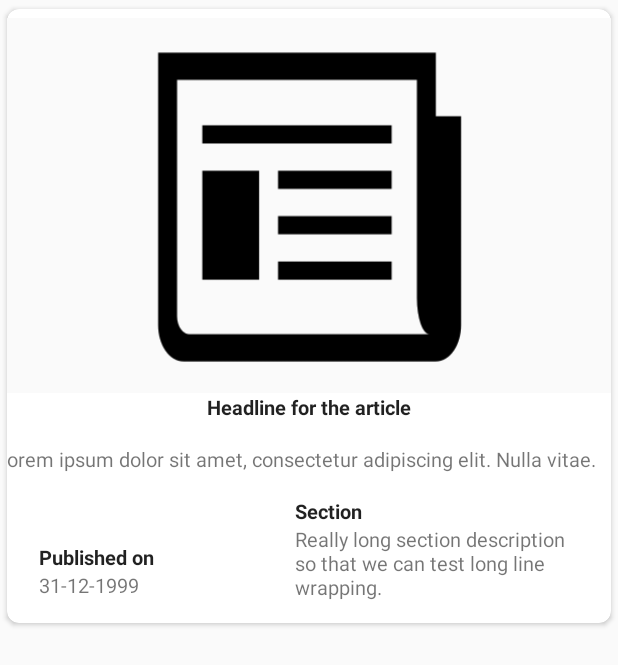
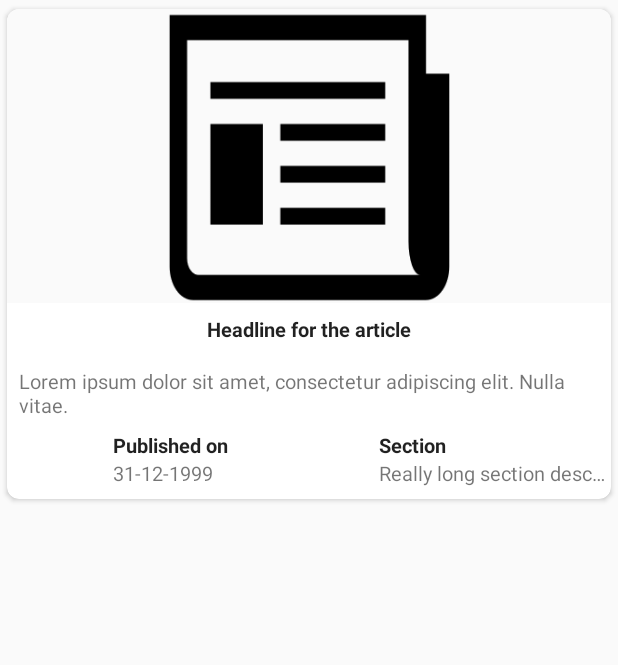
Before and after one commit to mezpahlan/jamesedwardtaylorstheguardian, an Android app: the layout list_item_rss_feed.xml on its own in the app's theme, with its tools: preview values and no code run, on a phone screen of 412 x 824 dp. Shown: the top 665 px of the screen. Run offline under Robolectric (Android 15) with nearby library versions, the phone set to English and light mode, and no system bars.

Commit message:
Tweak feed layout

```diff
--- a/app/src/main/res/layout/list_item_rss_feed.xml
+++ b/app/src/main/res/layout/list_item_rss_feed.xml
@@ -5,7 +5,6 @@
     android:id="@+id/cardView"
     android:layout_width="match_parent"
     android:layout_height="wrap_content"
-    android:layout_marginBottom="16dp"
     card_view:cardCornerRadius="8dp"
     card_view:cardUseCompatPadding="true">
 
@@ -14,14 +13,40 @@
         android:layout_width="match_parent"
         android:layout_height="wrap_content">
 
+        <android.support.constraint.Guideline
+            android:id="@+id/horizontalImageHeightGuideline"
+            android:layout_width="0dp"
+            android:layout_height="wrap_content"
+            android:orientation="horizontal"
+            card_view:layout_constraintGuide_percent="0.6" />
+
+        <android.support.constraint.Guideline
+            android:id="@+id/verticalStartGuideline"
+            android:layout_width="0dp"
+            android:layout_height="wrap_content"
+            android:orientation="vertical"
+            card_view:layout_constraintGuide_percent="0.27" />
+
+        <android.support.constraint.Guideline
+            android:id="@+id/verticalCentreGuideline"
+            android:layout_width="0dp"
+            android:layout_height="wrap_content"
+            android:orientation="vertical"
+            card_view:layout_constraintGuide_percent="0.5" />
+
+        <android.support.constraint.Guideline
+            android:id="@+id/verticalEndGuideline"
+            android:layout_width="0dp"
+            android:layout_height="wrap_content"
+            android:orientation="vertical"
+            card_view:layout_constraintGuide_percent="0.67" />
+
         <ImageView
             android:id="@+id/thumbnailView"
             android:layout_width="0dp"
-            android:layout_height="250dp"
-            android:layout_marginBottom="100dp"
-            android:layout_marginTop="6dp"
+            android:layout_height="0dp"
             android:scaleType="centerCrop"
-            card_view:layout_constraintBottom_toTopOf="@+id/publishedOnLabelView"
+            card_view:layout_constraintBottom_toBottomOf="@id/horizontalImageHeightGuideline"
             card_view:layout_constraintEnd_toEndOf="parent"
             card_view:layout_constraintStart_toStartOf="parent"
             card_view:layout_constraintTop_toTopOf="parent"
@@ -31,11 +56,7 @@
             android:id="@+id/headlineView"
             android:layout_width="0dp"
             android:layout_height="wrap_content"
-            android:layout_marginBottom="16dp"
-            android:layout_marginEnd="11dp"
-            android:layout_marginLeft="11dp"
-            android:layout_marginRight="11dp"
-            android:layout_marginStart="11dp"
+            android:layout_margin="8dp"
             android:gravity="center_horizontal"
             android:textAppearance="@style/Merriweather.Bold"
             android:textSize="13sp"
@@ -43,18 +64,18 @@
             card_view:layout_constraintBottom_toTopOf="@+id/trailTextView"
             card_view:layout_constraintEnd_toEndOf="parent"
             card_view:layout_constraintStart_toStartOf="parent"
-            card_view:layout_constraintTop_toBottomOf="@+id/thumbnailView"
+            card_view:layout_constraintTop_toBottomOf="@+id/horizontalImageHeightGuideline"
             tools:text="Headline for the article" />
 
         <TextView
             android:id="@+id/trailTextView"
-            android:layout_width="wrap_content"
+            android:layout_width="0dp"
             android:layout_height="wrap_content"
-            android:layout_marginBottom="16dp"
+            android:layout_margin="8dp"
             android:textSize="13sp"
             card_view:layout_constraintBottom_toTopOf="@+id/sectionLabelView"
-            card_view:layout_constraintEnd_toStartOf="@+id/sectionView"
-            card_view:layout_constraintStart_toStartOf="@+id/sectionView"
+            card_view:layout_constraintEnd_toEndOf="parent"
+            card_view:layout_constraintStart_toStartOf="parent"
             card_view:layout_constraintTop_toBottomOf="@+id/headlineView"
             tools:text="Lorem ipsum dolor sit amet, consectetur adipiscing elit. Nulla vitae." />
 
@@ -62,62 +83,55 @@
             android:id="@+id/publishedOnLabelView"
             android:layout_width="wrap_content"
             android:layout_height="wrap_content"
-            android:layout_marginEnd="94dp"
-            android:layout_marginLeft="21dp"
-            android:layout_marginRight="94dp"
-            android:layout_marginStart="21dp"
+            android:layout_margin="8dp"
             android:text="@string/published_on_label"
             android:textAppearance="@style/Merriweather.Bold"
             android:textSize="13sp"
             android:textStyle="bold"
-            card_view:layout_constraintBottom_toTopOf="@+id/publishedOnView"
-            card_view:layout_constraintEnd_toStartOf="@+id/sectionLabelView"
-            card_view:layout_constraintStart_toStartOf="parent"
-            card_view:layout_constraintTop_toBottomOf="@+id/thumbnailView" />
+            card_view:layout_constraintEnd_toEndOf="@+id/verticalStartGuideline"
+            card_view:layout_constraintStart_toStartOf="@+id/verticalStartGuideline"
+            card_view:layout_constraintTop_toBottomOf="@+id/trailTextView" />
 
         <TextView
             android:id="@+id/publishedOnView"
-            android:layout_width="wrap_content"
+            android:layout_width="0dp"
             android:layout_height="wrap_content"
-            android:layout_marginBottom="16dp"
-            android:layout_marginEnd="104dp"
-            android:layout_marginLeft="21dp"
-            android:layout_marginRight="104dp"
-            android:layout_marginStart="21dp"
+            android:layout_marginBottom="8dp"
             android:textSize="13sp"
             card_view:layout_constraintBottom_toBottomOf="parent"
-            card_view:layout_constraintEnd_toStartOf="@+id/sectionView"
-            card_view:layout_constraintStart_toStartOf="parent"
+            card_view:layout_constraintEnd_toEndOf="@+id/publishedOnLabelView"
+            card_view:layout_constraintStart_toStartOf="@+id/publishedOnLabelView"
             card_view:layout_constraintTop_toBottomOf="@+id/publishedOnLabelView"
+            card_view:layout_constraintVertical_bias="0.0"
             tools:text="31-12-1999" />
 
         <TextView
             android:id="@+id/sectionLabelView"
-            android:layout_width="0dp"
+            android:layout_width="wrap_content"
             android:layout_height="wrap_content"
-            android:layout_marginEnd="11dp"
-            android:layout_marginRight="11dp"
+            android:layout_margin="8dp"
+            android:layout_marginBottom="8dp"
             android:text="@string/section_label"
             android:textAppearance="@style/Merriweather.Bold"
             android:textSize="13sp"
             android:textStyle="bold"
-            card_view:layout_constraintBottom_toTopOf="@+id/sectionView"
-            card_view:layout_constraintEnd_toEndOf="parent"
-            card_view:layout_constraintStart_toEndOf="@+id/publishedOnLabelView"
+            card_view:layout_constraintEnd_toEndOf="@+id/verticalEndGuideline"
+            card_view:layout_constraintStart_toStartOf="@+id/verticalEndGuideline"
             card_view:layout_constraintTop_toBottomOf="@+id/trailTextView" />
 
         <TextView
             android:id="@+id/sectionView"
             android:layout_width="0dp"
-            android:layout_height="0dp"
-            android:layout_marginEnd="11dp"
-            android:layout_marginRight="11dp"
+            android:layout_height="wrap_content"
+            android:ellipsize="end"
+            android:singleLine="true"
             android:textSize="13sp"
             card_view:layout_constraintBottom_toBottomOf="parent"
             card_view:layout_constraintEnd_toEndOf="parent"
-            card_view:layout_constraintStart_toEndOf="@+id/publishedOnView"
+            card_view:layout_constraintStart_toStartOf="@+id/sectionLabelView"
             card_view:layout_constraintTop_toBottomOf="@+id/sectionLabelView"
-            tools:text="Really long section description so that we can test long line wrapping." />
+            card_view:layout_constraintVertical_bias="0.0"
+            tools:text="Really long section description" />
 
     </android.support.constraint.ConstraintLayout>
 
```
